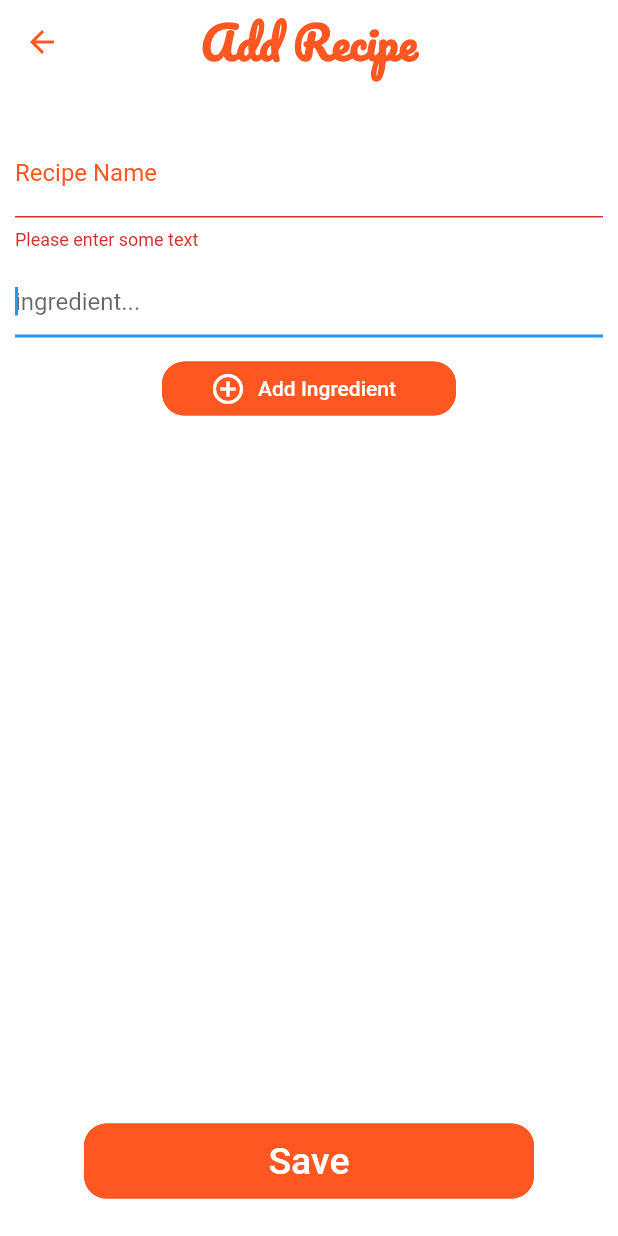
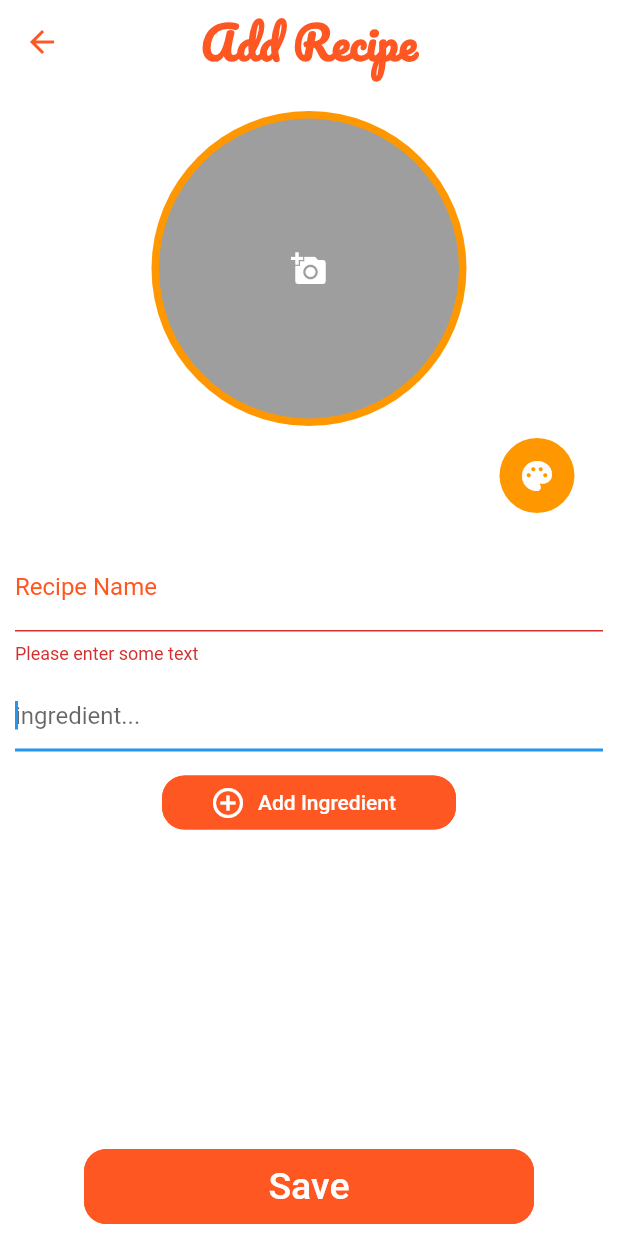
Before and after one commit to jmleep/Recipeasy, a Flutter app: the AddEditRecipe screen opened directly, after a tap on "Save", after a tap on "Add Ingredient", on a phone screen of 412 x 824 dp. Run offline on Flutter 3.47's test engine with Material 2 defaults, Android fonts, the phone set to English and light mode, and no system bars; our stand-ins replace google_fonts, image_picker, sqflite; missing offline and left inert: flutter_material_color_picker; accounts and stored records are empty.

Commit message:
added color picker, image picker, saving image path and recipe color, updated recipe list styling

```diff
--- a/lib/database/recipe_data_manager.dart
+++ b/lib/database/recipe_data_manager.dart
@@ -1,3 +1,4 @@
+import 'package:flutter/material.dart';
 import 'package:my_recipes/model/recipe.dart';
 import 'package:my_recipes/util/utils.dart';
 import 'package:sqflite/sqflite.dart';
@@ -56,6 +57,8 @@ class RecipeDatabaseManager {
         name: maps[i]['name'],
         meatContent:
             Utils.cast<String>(maps[i]['meat_content']).toMeatContent(),
+        imagePath: maps[i]['imagePath'],
+        color: new Color(maps[i]['color'])
       );
     });
   }
--- a/lib/database/recipe_database.dart
+++ b/lib/database/recipe_database.dart
@@ -33,7 +33,7 @@ class RecipeDatabase {
       onCreate: (db, version) {
         // Run the CREATE TABLE statement on the database.
         db.execute(
-          '''CREATE TABLE $recipeTable(id INTEGER PRIMARY KEY, name TEXT, notes TEXT, meat_content TEXT)''',
+          '''CREATE TABLE $recipeTable(id INTEGER PRIMARY KEY, name TEXT, notes TEXT, meat_content TEXT, imagePath TEXT, color INTEGER)''',
         );
         db.execute(
           '''CREATE TABLE $ingredientsTable(id INTEGER PRIMARY KEY, recipe_id INTEGER, value TEXT)''',
--- a/lib/model/recipe.dart
+++ b/lib/model/recipe.dart
@@ -1,3 +1,5 @@
+import 'dart:ui';
+
 import 'package:my_recipes/model/ingredient.dart';
 import 'package:flutter/foundation.dart';
 import 'ingredient.dart';
@@ -10,16 +12,20 @@ class Recipe {
   final List<Step> steps;
   final String notes;
   final MeatContent meatContent;
+  final String imagePath;
+  final Color color;
 
   Recipe({this.id, this.name, this.ingredients, this.steps, this.notes,
-    this.meatContent});
+    this.meatContent, this.imagePath, this.color});
 
   Map<String, dynamic> toMap() {
     Map<String, dynamic> values = new Map();
     values.addAll({
       'name': name,
       'notes': notes,
-      'meat_content': meatContent.toString()
+      'meat_content': meatContent.toString(),
+      'imagePath': imagePath,
+      'color': color.value
     });
 
     if (id != null) {
--- /dev/null
+++ b/lib/screens/add_edit_recipe/add_edit_recipe.dart
@@ -0,0 +1,226 @@
+import 'dart:io';
+
+import 'package:image_picker/image_picker.dart';
+import 'package:flutter/cupertino.dart';
+import 'package:flutter/material.dart';
+import 'package:flutter/services.dart';
+import 'package:my_recipes/database/recipe_data_manager.dart';
+import 'package:my_recipes/model/ingredient.dart';
+import 'package:my_recipes/model/recipe.dart';
+import 'package:my_recipes/util/widget_styles.dart';
+import 'package:flutter_material_color_picker/flutter_material_color_picker.dart';
+import 'package:my_recipes/widgets/app_bar.dart';
+import 'package:my_recipes/widgets/buttons/button_primary.dart';
+import 'package:my_recipes/widgets/buttons/button_primary_mini.dart';
+
+class AddEditRecipe extends StatefulWidget {
+  @override
+  _AddEditRecipeState createState() => _AddEditRecipeState();
+}
+
+class _AddEditRecipeState extends State<AddEditRecipe> {
+  final _ingredients = List<String>();
+  final _formKey = GlobalKey<FormState>();
+  var _recipeColor = Colors.orange;
+  var _tempRecipeColor = Colors.orange;
+  File _image;
+  var _imagePath;
+  final _picker = ImagePicker();
+  final _nameController = TextEditingController();
+
+  Future getImage() async {
+    final pickedFile = await _picker.getImage(source: ImageSource.gallery);
+
+    if (pickedFile != null) {
+      setState(() {
+        _imagePath = pickedFile.path;
+        _image = File(pickedFile.path);
+      });
+    }
+  }
+
+  @override
+  Widget build(BuildContext context) {
+    return Scaffold(
+      backgroundColor: Theme.of(context).accentColor,
+      appBar: RecipeAppBar(
+        title: "Add Recipe",
+      ),
+      body: Column(
+        mainAxisAlignment: MainAxisAlignment.spaceBetween,
+        children: <Widget>[
+          Flexible(
+            child: ListView(shrinkWrap: true, children: [
+              Form(
+                  key: _formKey,
+                  child: Padding(
+                    padding: const EdgeInsets.all(10),
+                    child: Column(
+                      crossAxisAlignment: CrossAxisAlignment.center,
+                      children: <Widget>[
+                        Column(
+                            mainAxisAlignment: MainAxisAlignment.center,
+                            children: <Widget>[
+                              Padding(
+                                padding: const EdgeInsets.all(8.0),
+                                child: FlatButton(
+                                  child: _image != null
+                                      ? CircleAvatar(
+                                          radius: 105,
+                                          backgroundColor: _recipeColor,
+                                          child: CircleAvatar(
+                                              backgroundImage:
+                                                  FileImage(_image),
+                                              radius: 100.0))
+                                      : CircleAvatar(
+                                          radius: 105,
+                                          backgroundColor: _recipeColor,
+                                          child: CircleAvatar(
+                                              backgroundColor: Colors.grey,
+                                              child: Icon(
+                                                Icons.add_a_photo,
+                                                color: Colors.white,
+                                              ),
+                                              radius: 100.0),
+                                        ),
+                                  onPressed: getImage,
+                                ),
+                              ),
+                            ]),
+                        Container(
+                          alignment: Alignment.bottomRight,
+                          child: FlatButton(
+                            child: CircleAvatar(
+                              backgroundColor: _recipeColor,
+                              radius: 25.0,
+                              child: Icon(Icons.palette,
+                                  color: _recipeColor.computeLuminance() > 0.5
+                                      ? Colors.black
+                                      : Colors.white),
+                            ),
+                            onPressed: () {
+                              showDialog(
+                                  context: context,
+                                  child: AlertDialog(
+                                    contentPadding: const EdgeInsets.all(8.0),
+                                    content: Container(
+                                      child: MaterialColorPicker(
+                                        onMainColorChange: (Color color) {
+                                          setState(() {
+                                            _tempRecipeColor = color;
+                                          });
+                                        },
+                                        selectedColor: _recipeColor,
+                                        allowShades: false,
+                                        shrinkWrap: true,
+                                      ),
+                                    ),
+                                    actions: [
+                                      FlatButton(
+                                        child: Text('Cancel'),
+                                        onPressed: Navigator.of(context).pop,
+                                      ),
+                                      FlatButton(
+                                        child: Text('Select'),
+                                        onPressed: () {
+                                          setState(() {
+                                            _recipeColor = _tempRecipeColor;
+                                          });
+                                          Navigator.of(context).pop();
+                                        },
+                                      ),
+                                    ],
+                                  ));
+                            },
+                          ),
+                        ),
+                        SizedBox(
+                          height: 20,
+                        ),
+                        TextFormField(
+                          controller: _nameController,
+                          decoration: ReusableStyleWidget.inputDecoration(
+                              context, 'Recipe Name'),
+                          validator: (value) {
+                            if (value.isEmpty) {
+                              return 'Please enter some text';
+                            }
+                            return null;
+                          },
+                        ),
+                        SizedBox(
+                          height: 10,
+                        ),
+                        ListView.builder(
+                          shrinkWrap: true,
+                          itemCount: _ingredients.length,
+                          itemBuilder: (context, index) {
+                            return TextFormField(
+                              autofocus: _ingredients[index].isEmpty,
+                              decoration: InputDecoration(
+                                  hintText: 'ingredient...',
+                                  fillColor: Colors.black54),
+                              initialValue: _ingredients[index],
+                            );
+                          },
+                        ),
+                        SizedBox(
+                          height: 10,
+                        ),
+                        MiniPrimaryButton(
+                          icon: Icons.add_circle_outline,
+                          onButtonPress: () {
+                            HapticFeedback.mediumImpact();
+                            if (_ingredients.length > 0 &&
+                                _ingredients[_ingredients.length - 1]
+                                    .isNotEmpty) {
+                              setState(() {
+                                _ingredients.add('');
+                              });
+                            } else {
+                              setState(() {
+                                _ingredients.add('');
+                              });
+                            }
+                          },
+                        ),
+                        SizedBox(
+                          height: 10,
+                        ),
+                        //Spacer(),
+                      ],
+                    ),
+                  )),
+            ]),
+          ),
+          Padding(
+            padding: const EdgeInsets.all(8.0),
+            child: PrimaryButton(
+                icon: Icons.save,
+                text: 'Save',
+                onButtonPress: () {
+                  HapticFeedback.mediumImpact();
+
+                  if (_formKey.currentState.validate()) {
+                    List<Ingredient> userIngredients =
+                        _ingredients.map((e) => Ingredient(value: e)).toList();
+
+                    Recipe r = new Recipe(
+                        name: _nameController.text,
+                        notes: 'yum!',
+                        meatContent: MeatContent.meat,
+                        ingredients: userIngredients,
+                        imagePath: _imagePath,
+                        color: _recipeColor);
+
+                    RecipeDatabaseManager.upsertRecipe(r);
+
+                    Navigator.pop(context);
+                  }
+                }),
+          ),
+        ],
+      ),
+    );
+  }
+}
--- a/lib/screens/add_edit_recipe/route.dart
+++ /dev/null
@@ -1,117 +0,0 @@
-import 'package:flutter/cupertino.dart';
-import 'package:flutter/material.dart';
-import 'package:flutter/services.dart';
-import 'package:my_recipes/database/recipe_data_manager.dart';
-import 'package:my_recipes/model/ingredient.dart';
-import 'package:my_recipes/model/recipe.dart';
-import 'package:my_recipes/util/widget_styles.dart';
-import 'file:///C:/Users/Jordan/dev/my_recipes/lib/widgets/buttons/button_primary.dart';
-import 'file:///C:/Users/Jordan/dev/my_recipes/lib/widgets/buttons/button_primary_mini.dart';
-import 'package:my_recipes/widgets/app_bar.dart';
-
-class AddEditRecipe extends StatefulWidget {
-  @override
-  _AddEditRecipeState createState() => _AddEditRecipeState();
-}
-
-class _AddEditRecipeState extends State<AddEditRecipe> {
-  final ingredients = List<String>();
-  final TextEditingController nameController = TextEditingController();
-  final _formKey = GlobalKey<FormState>();
-
-  @override
-  Widget build(BuildContext context) {
-    return Scaffold(
-      backgroundColor: Theme.of(context).accentColor,
-      appBar: RecipeAppBar(
-        title: "Add Recipe",
-      ),
-      body: Form(
-          key: _formKey,
-          child: Padding(
-            padding: const EdgeInsets.all(10),
-            child: Column(
-              crossAxisAlignment: CrossAxisAlignment.center,
-              children: <Widget>[
-                SizedBox(
-                  height: 20,
-                ),
-                TextFormField(
-                  controller: nameController,
-                  decoration: ReusableStyleWidget.inputDecoration(
-                      context, 'Recipe Name'),
-                  validator: (value) {
-                    if (value.isEmpty) {
-                      return 'Please enter some text';
-                    }
-                    return null;
-                  },
-                ),
-                SizedBox(
-                  height: 10,
-                ),
-                ListView.builder(
-                  shrinkWrap: true,
-                  itemCount: ingredients.length,
-                  itemBuilder: (context, index) {
-                    return TextFormField(
-                      autofocus: ingredients[index].isEmpty,
-                      decoration: InputDecoration(
-                          hintText: 'ingredient...', fillColor: Colors.black54),
-                      initialValue: ingredients[index],
-                    );
-                  },
-                ),
-                SizedBox(
-                  height: 10,
-                ),
-                MiniPrimaryButton(
-                  icon: Icons.add_circle_outline,
-                  onButtonPress: () {
-                    HapticFeedback.mediumImpact();
-                    if (ingredients.length > 0 &&
-                        ingredients[ingredients.length - 1].isNotEmpty) {
-                      setState(() {
-                        ingredients.add('');
-                      });
-                    } else {
-                      setState(() {
-                        ingredients.add('');
-                      });
-                    }
-                  },
-                ),
-                SizedBox(
-                  height: 10,
-                ),
-                Spacer(),
-                PrimaryButton(
-                    icon: Icons.save,
-                    text: 'Save',
-                    onButtonPress: () {
-                      HapticFeedback.mediumImpact();
-
-                      if (_formKey.currentState.validate()) {
-                        List<Ingredient> userIngredients =
-                        ingredients.map((e) => Ingredient(value: e)).toList();
-
-                        Recipe r = new Recipe(
-                            name: nameController.text,
-                            notes: 'yum!',
-                            meatContent: MeatContent.meat,
-                            ingredients: userIngredients);
-
-                        RecipeDatabaseManager.upsertRecipe(r);
-
-                        Navigator.pop(context);
-                      }
-                    }),
-                SizedBox(
-                  height: 15,
-                )
-              ],
-            ),
-          )),
-    );
-  }
-}
--- a/pubspec.yaml
+++ b/pubspec.yaml
@@ -27,6 +27,8 @@ dependencies:
   path: ^1.6.0
   google_fonts: 1.1.0
   cupertino_icons: ^0.1.3
+  flutter_material_color_picker: ^1.0.5
+  image_picker: ^0.6.7+4
 
 dev_dependencies:
   flutter_test:
```
Also changed, not shown: lib/screens/main/main.dart (+21 -21 lines), lib/screens/main/recipe_list_item.dart (added, +62 -0 lines), lib/widgets/dismissible_background.dart (added, +27 -0 lines), pubspec.lock, 2 other files.
